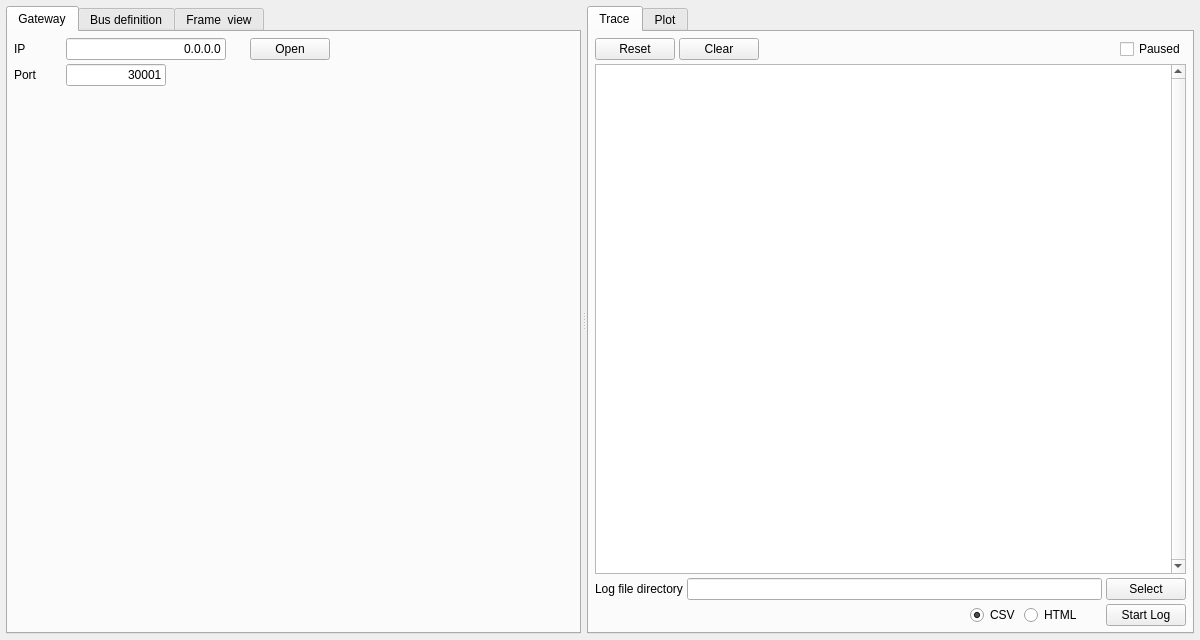
Before: the Qt Designer form ui/mainwindow.ui in mwkpe/tincan, drawn with Qt 5.
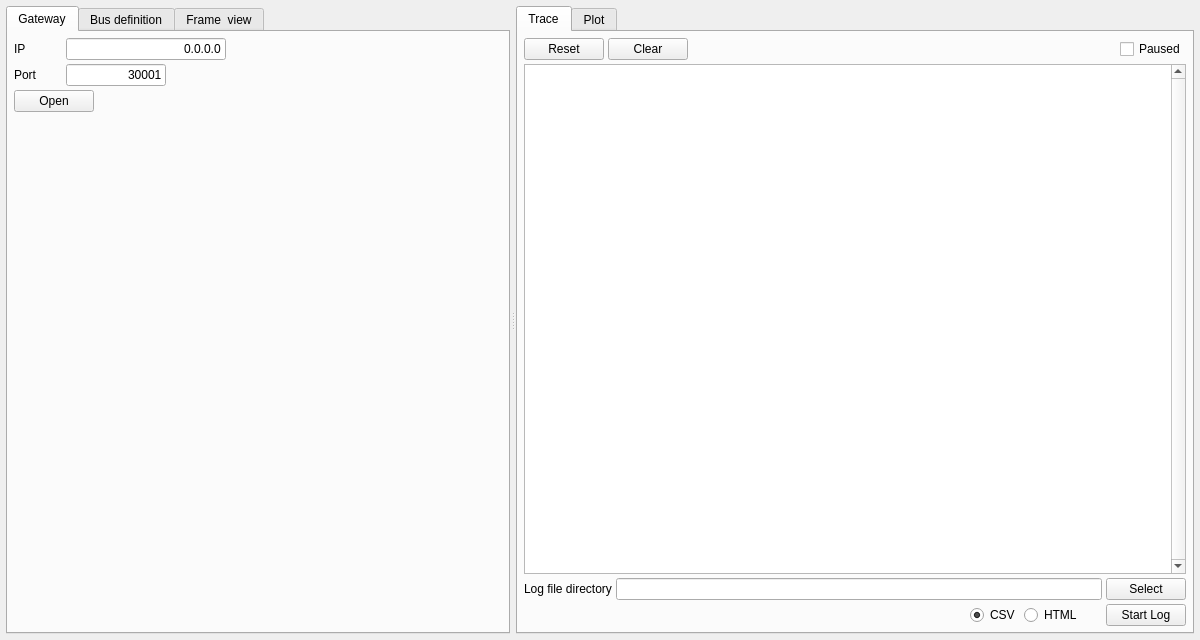
After: the same form once the commit is applied.

```diff
--- a/ui/mainwindow.ui
+++ b/ui/mainwindow.ui
@@ -135,29 +135,6 @@
              </property>
             </widget>
            </item>
-           <item>
-            <spacer name="horizontalSpacer_3">
-             <property name="orientation">
-              <enum>Qt::Horizontal</enum>
-             </property>
-             <property name="sizeType">
-              <enum>QSizePolicy::Fixed</enum>
-             </property>
-             <property name="sizeHint" stdset="0">
-              <size>
-               <width>20</width>
-               <height>20</height>
-              </size>
-             </property>
-            </spacer>
-           </item>
-           <item>
-            <widget class="QPushButton" name="pushOpenClose">
-             <property name="text">
-              <string>Open</string>
-             </property>
-            </widget>
-           </item>
            <item>
             <spacer name="horizontalSpacer">
              <property name="orientation">
@@ -228,6 +205,30 @@
            </item>
           </layout>
          </item>
+         <item>
+          <layout class="QHBoxLayout" name="horizontalLayout_12">
+           <item>
+            <widget class="QPushButton" name="pushOpenClose">
+             <property name="text">
+              <string>Open</string>
+             </property>
+            </widget>
+           </item>
+           <item>
+            <spacer name="horizontalSpacer_3">
+             <property name="orientation">
+              <enum>Qt::Horizontal</enum>
+             </property>
+             <property name="sizeHint" stdset="0">
+              <size>
+               <width>40</width>
+               <height>20</height>
+              </size>
+             </property>
+            </spacer>
+           </item>
+          </layout>
+         </item>
          <item>
           <spacer name="verticalSpacer">
            <property name="orientation">
@@ -268,19 +269,6 @@
            <property name="spacing">
             <number>4</number>
            </property>
-           <item>
-            <widget class="QPushButton" name="pushOpenBusDef">
-             <property name="minimumSize">
-              <size>
-               <width>0</width>
-               <height>0</height>
-              </size>
-             </property>
-             <property name="text">
-              <string>Open</string>
-             </property>
-            </widget>
-           </item>
            <item>
             <widget class="QPushButton" name="pushImportBusDef">
              <property name="text">
@@ -302,13 +290,6 @@
            <property name="spacing">
             <number>4</number>
            </property>
-           <item>
-            <widget class="QPushButton" name="pushSaveBusDef">
-             <property name="text">
-              <string>Save</string>
-             </property>
-            </widget>
-           </item>
            <item>
             <widget class="QPushButton" name="pushSaveAsBusDef">
              <property name="text">
```
